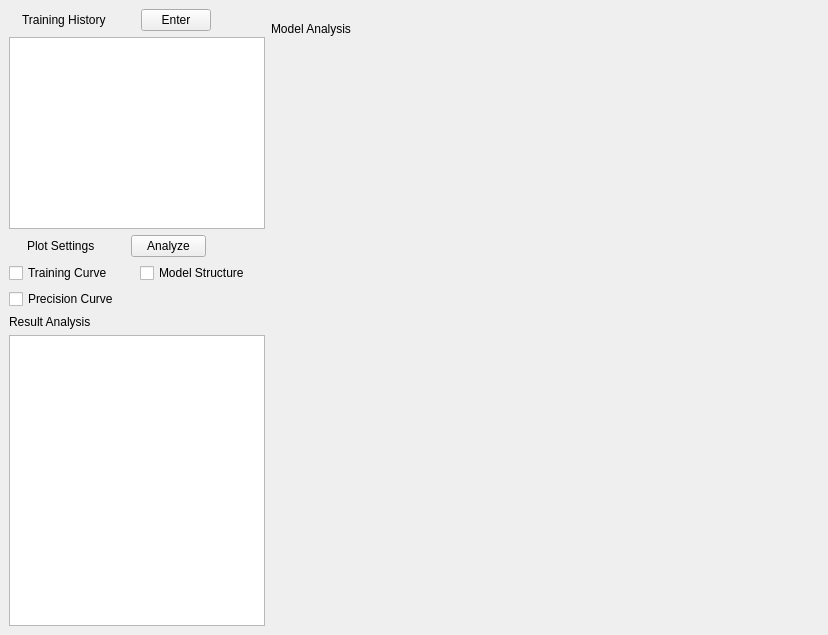
Qt form QSAR-UI/mainwindow2.ui (sheMnapion/AI-QSAR) before a commit.
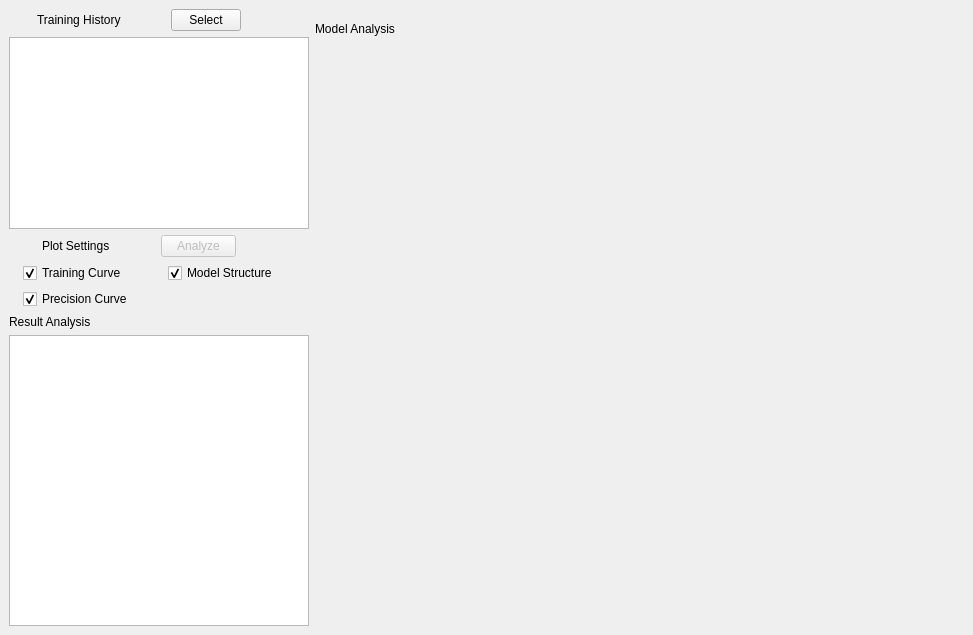
The same form after that commit.

The edit to the form file:
```diff
--- a/QSAR-UI/mainwindow2.ui
+++ b/QSAR-UI/mainwindow2.ui
@@ -6,7 +6,7 @@
    <rect>
     <x>0</x>
     <y>0</y>
-    <width>828</width>
+    <width>973</width>
     <height>635</height>
    </rect>
   </property>
@@ -69,7 +69,7 @@
                </size>
               </property>
               <property name="text">
-               <string>Enter</string>
+               <string>Select</string>
               </property>
              </widget>
             </item>
@@ -99,6 +99,12 @@
               <verstretch>0</verstretch>
              </sizepolicy>
             </property>
+            <property name="minimumSize">
+             <size>
+              <width>300</width>
+              <height>0</height>
+             </size>
+            </property>
             <property name="maximumSize">
              <size>
               <width>16777215</width>
@@ -135,7 +141,10 @@
              </widget>
             </item>
             <item>
-             <widget class="QPushButton" name="pushButton">
+             <widget class="QPushButton" name="analyzeBtn">
+              <property name="enabled">
+               <bool>false</bool>
+              </property>
               <property name="sizePolicy">
                <sizepolicy hsizetype="Fixed" vsizetype="Fixed">
                 <horstretch>0</horstretch>
@@ -195,6 +204,9 @@
                 <property name="text">
                  <string>Precision Curve</string>
                 </property>
+                <property name="checked">
+                 <bool>true</bool>
+                </property>
                </widget>
               </item>
               <item row="0" column="0">
@@ -214,6 +226,9 @@
                 <property name="text">
                  <string>Training Curve</string>
                 </property>
+                <property name="checked">
+                 <bool>true</bool>
+                </property>
                </widget>
               </item>
               <item row="0" column="2">
@@ -233,6 +248,9 @@
                 <property name="text">
                  <string>Model Structure</string>
                 </property>
+                <property name="checked">
+                 <bool>true</bool>
+                </property>
                </widget>
               </item>
               <item row="1" column="2">
@@ -286,6 +304,12 @@
           <verstretch>0</verstretch>
          </sizepolicy>
         </property>
+        <property name="minimumSize">
+         <size>
+          <width>300</width>
+          <height>0</height>
+         </size>
+        </property>
         <property name="maximumSize">
          <size>
           <width>16777215</width>
```
Left out of the diff: 4 changed lines with no effect on the pictures.
